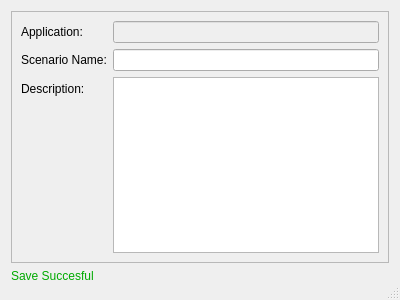
Before: the Qt Designer form braviz/interaction/qt_guis/save_scenario_dialog.ui in diego0020/braviz-app, drawn with Qt 5.
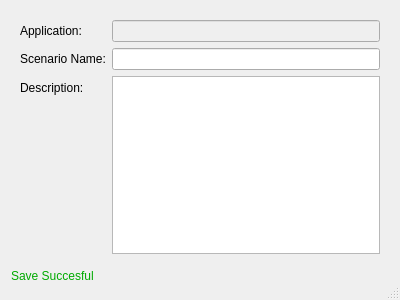
After: the same form once the commit is applied.

What changed in the file:
```diff
--- a/braviz/interaction/qt_guis/save_scenario_dialog.ui
+++ b/braviz/interaction/qt_guis/save_scenario_dialog.ui
@@ -23,7 +23,7 @@
    <item>
     <widget class="QFrame" name="frame">
      <property name="frameShape">
-      <enum>QFrame::StyledPanel</enum>
+      <enum>QFrame::NoFrame</enum>
      </property>
      <property name="frameShadow">
       <enum>QFrame::Raised</enum>
```
